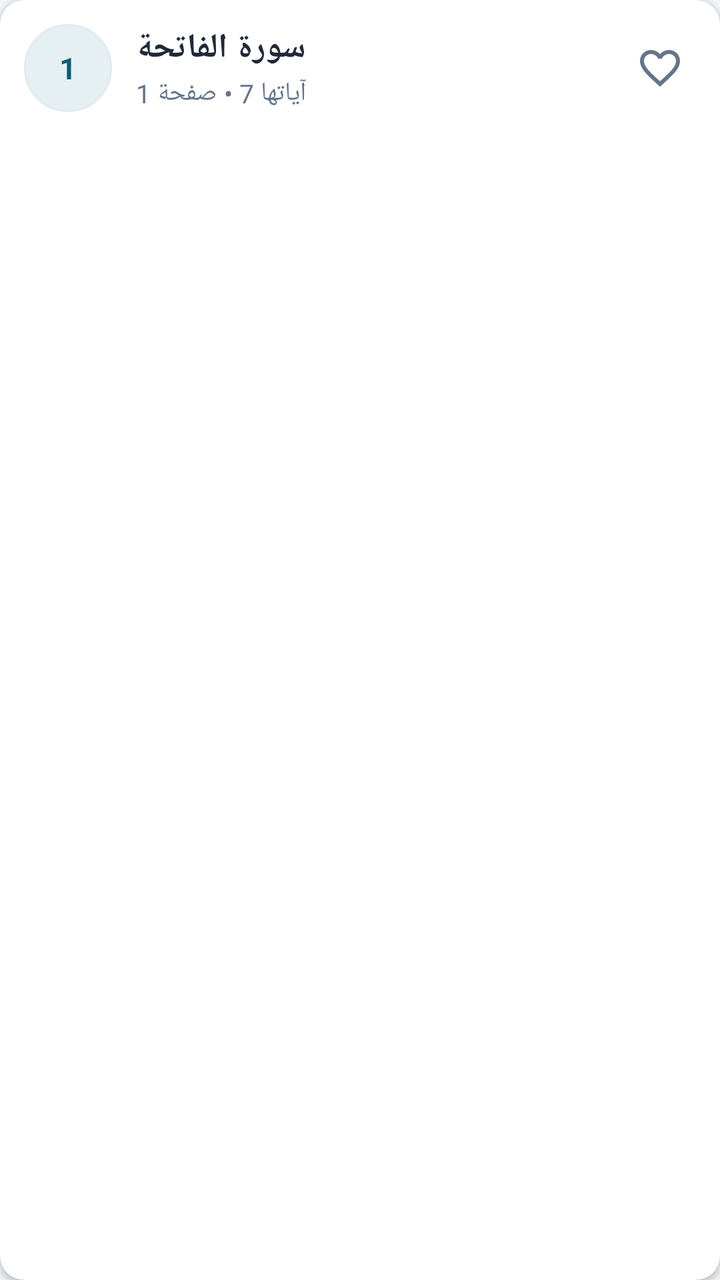
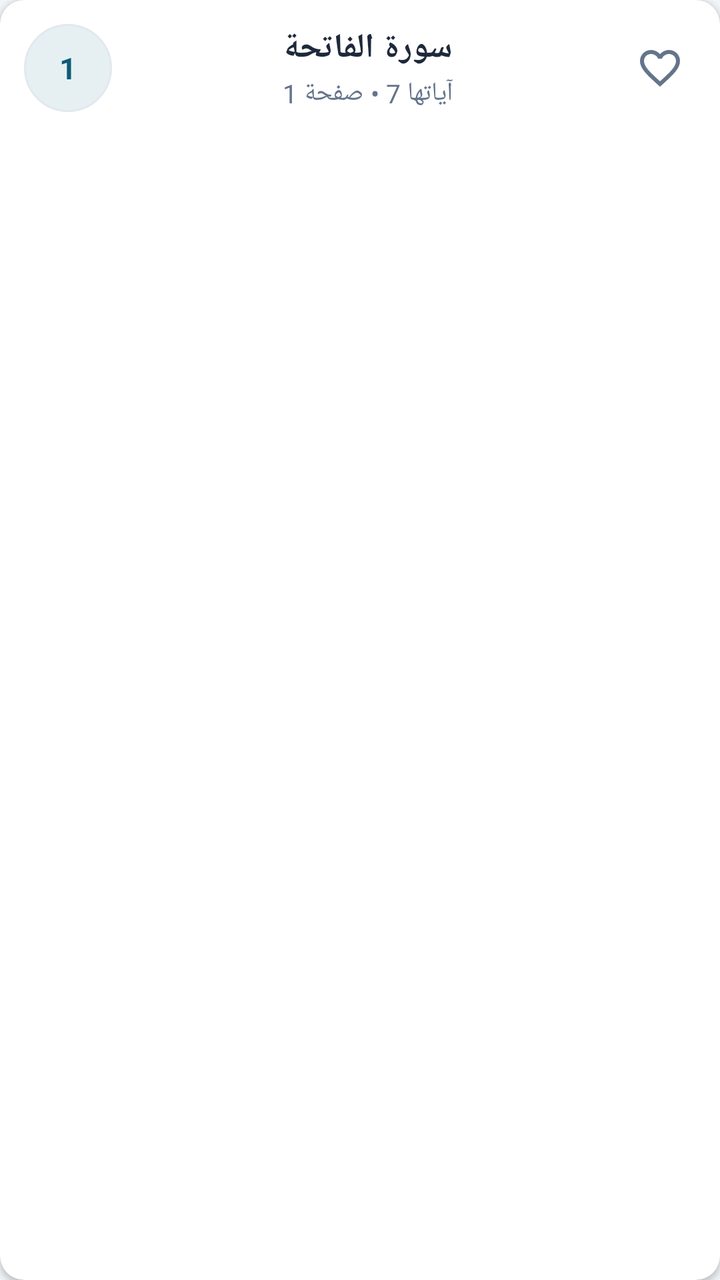

Screens rendered from an Android XML layout before and after an edit, with the pre-edit source and the edit as a unified diff.
<!-- AndroidManifest.xml: application theme AppTheme -->
<!-- res/layout/item_surah.xml -->
<?xml version="1.0" encoding="utf-8"?>
<androidx.cardview.widget.CardView xmlns:android="http://schemas.android.com/apk/res/android"
    xmlns:app="http://schemas.android.com/apk/res-auto"
    android:layout_width="match_parent"
    android:layout_height="wrap_content"
    android:layout_marginStart="8dp"
    android:layout_marginTop="4dp"
    android:layout_marginEnd="8dp"
    android:layout_marginBottom="4dp"
    app:cardBackgroundColor="@color/card_bg"
    app:cardCornerRadius="12dp"
    app:cardElevation="2dp">

    <LinearLayout
        android:layout_width="match_parent"
        android:layout_height="wrap_content"
        android:gravity="center_vertical"
        android:orientation="horizontal"
        android:padding="12dp">

        <FrameLayout
            android:layout_width="44dp"
            android:layout_height="44dp"
            android:background="@drawable/badge_bg_primary">

            <TextView
                android:id="@+id/tv_surah_number"
                android:layout_width="wrap_content"
                android:layout_height="wrap_content"
                android:layout_gravity="center"
                android:text="1"
                android:textColor="@color/colorPrimary"
                android:textSize="15sp"
                android:textStyle="bold" />
        </FrameLayout>

        <LinearLayout
            android:layout_width="0dp"
            android:layout_height="wrap_content"
            android:layout_weight="1"
            android:layout_marginStart="12dp"
            android:layout_marginEnd="12dp"
            android:orientation="vertical">

            <TextView
                android:id="@+id/tv_surah_name"
                android:layout_width="wrap_content"
                android:layout_height="wrap_content"
                android:text="سورة الفاتحة"
                android:textColor="@color/text_primary"
                android:textSize="17sp"
                android:textStyle="bold" />

            <TextView
                android:id="@+id/tv_surah_details"
                android:layout_width="wrap_content"
                android:layout_height="wrap_content"
                android:layout_marginTop="2dp"
                android:text="آياتها 7 • صفحة 1"
                android:textColor="@color/text_secondary"
                android:textSize="13sp" />
        </LinearLayout>

        <ImageButton
            android:id="@+id/btn_surah_favorite"
            android:layout_width="36dp"
            android:layout_height="36dp"
            android:background="?attr/selectableItemBackgroundBorderless"
            android:contentDescription="Favorite"
            android:src="@drawable/ic_favorite_border"
            app:tint="@color/text_secondary" />
    </LinearLayout>
</androidx.cardview.widget.CardView>
<!-- resources referenced by this layout -->
<resources>
  <color name="card_bg">#FFFFFF</color>
  <color name="colorPrimary">#0D5C75</color>
  <color name="text_primary">#1E293B</color>
  <color name="text_secondary">#64748B</color>
  <!-- drawable badge_bg_primary (drawable) -->
  <?xml version="1.0" encoding="utf-8"?>
  <shape xmlns:android="http://schemas.android.com/apk/res/android"
      android:shape="oval">
      <solid android:color="@color/chip_bg" />
      <stroke
          android:width="1dp"
          android:color="@color/card_stroke" />
  </shape>
  <!-- drawable ic_favorite_border (drawable) -->
  <vector xmlns:android="http://schemas.android.com/apk/res/android"
      android:width="24dp"
      android:layout_width="24dp"
      android:height="24dp"
      android:layout_height="24dp"
      android:viewportWidth="24"
      android:viewportHeight="24">
    <path
        android:fillColor="#FF000000"
        android:pathData="M16.5,3c-1.74,0 -3.41,0.81 -4.5,2.09C10.91,3.81 9.24,3 7.5,3 4.42,3 2,5.42 2,8.5c0,3.78 3.4,6.86 8.55,11.54L12,21.35l1.45,-1.32C18.6,15.36 22,12.28 22,8.5 22,5.42 19.58,3 16.5,3zM12.1,18.55l-0.1,0.1 -0.1,-0.1C7.14,14.24 4,11.39 4,8.5 4,6.5 5.5,5 7.5,5c1.54,0 3.04,0.99 3.57,2.36h1.87C13.46,5.99 14.96,5 16.5,5c2,0 3.5,1.5 3.5,3.5 0,2.89 -3.14,5.74 -7.9,10.05z"/>
  </vector>
  <style name="AppTheme" parent="Theme.MaterialComponents.DayNight.NoActionBar">
          
          <item name="colorPrimary">@color/colorPrimary</item>
          <item name="colorPrimaryDark">@color/colorPrimaryDark</item>
          <item name="colorAccent">@color/colorAccent</item>
          <item name="android:statusBarColor">@color/colorPrimaryDark</item>
          <item name="android:windowBackground">@color/bg_main</item>
  
          
          <item name="bg">@color/bg_main</item>
          <item name="cardViewBackground">@color/card_bg</item>
          <item name="primaryTextColor">@color/text_primary</item>
          <item name="SecondaryTextColor">@color/text_secondary</item>
          <item name="btn_bg">@color/colorPrimary</item>
          <item name="mainItemsColor">@color/colorPrimary</item>
      </style>
  <color name="chip_bg">#E6F0F3</color>
  <color name="card_stroke">#E2E8F0</color>
  <color name="colorPrimaryDark">#083E50</color>
  <color name="colorAccent">#D4AF37</color>
  <color name="bg_main">#F3F6F8</color>
</resources>

<!-- the commit's change to res/layout/item_surah.xml (unified diff, before → after) -->
@@ -36,6 +36,8 @@
 
         <LinearLayout
             android:layout_width="0dp"
+            android:layout_gravity="center"
+            android:gravity="center"
             android:layout_height="wrap_content"
             android:layout_weight="1"
             android:layout_marginStart="12dp"
